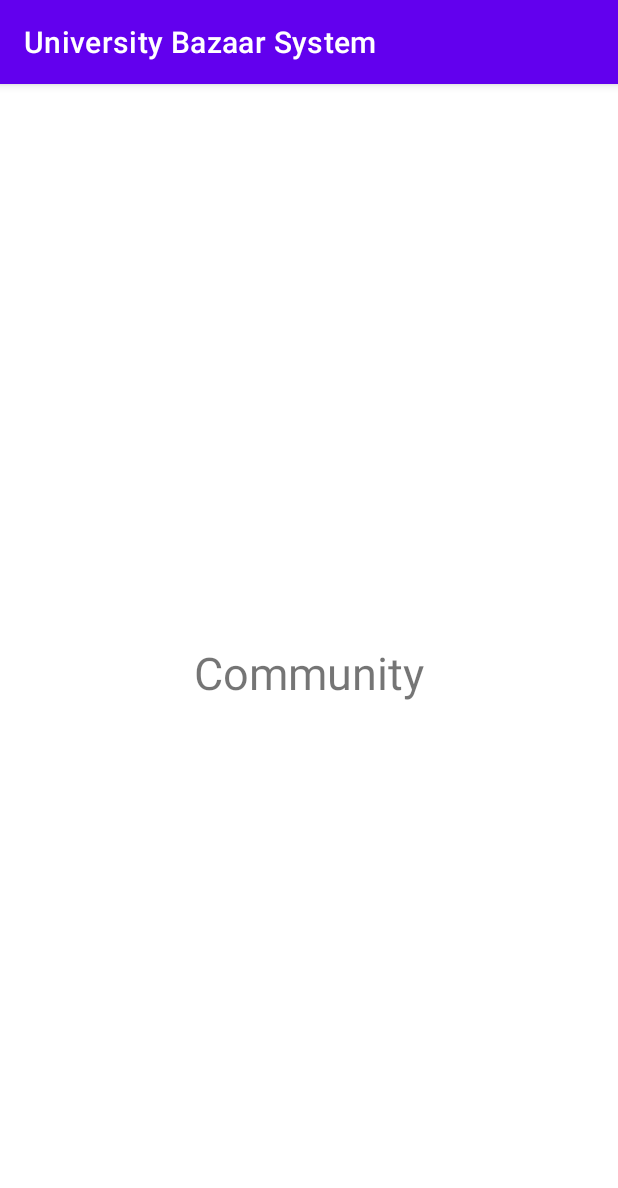
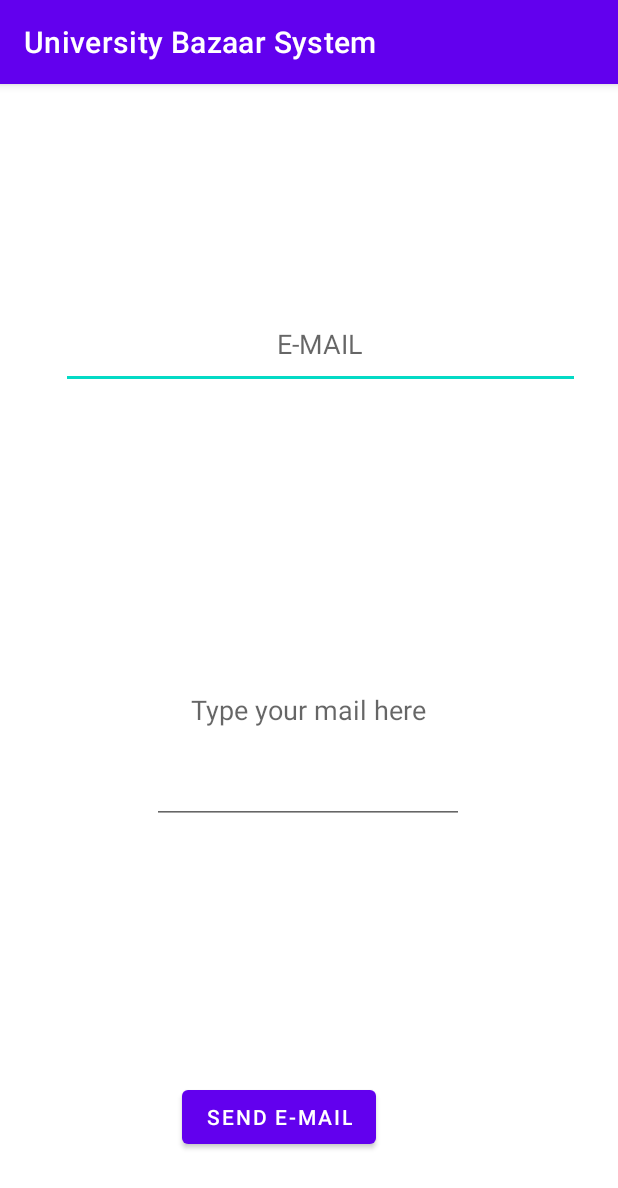
Before and after one commit to vimi30/UniversityBazaarSystem, an Android app: the HomeActivity screen opened directly, with no data from a screen before it, after a tap on "Community", on a phone screen of 412 x 824 dp. Shown: the top 1188 px of the screen. Run offline under Robolectric (Android 15) with nearby library versions, the phone set to English and light mode, and no system bars; libraries missing offline, so code that uses them is left out: javax.mail, javax.mail.internet.

Commit message:
Can Send E-mail from Community..JoinClub..LeaveClub button added

```diff
--- a/app/build.gradle
+++ b/app/build.gradle
@@ -36,4 +36,8 @@ dependencies {
     testImplementation 'junit:junit:4.+'
     androidTestImplementation 'androidx.test.ext:junit:1.1.1'
     androidTestImplementation 'androidx.test.espresso:espresso-core:3.2.0'
+
+    //////
+    implementation 'com.sun.mail:android-mail:1.6.0'
+    implementation 'com.sun.mail:android-activation:1.6.0'
 }
--- a/app/src/main/AndroidManifest.xml
+++ b/app/src/main/AndroidManifest.xml
@@ -4,6 +4,7 @@
 
     <uses-permission android:name="android.permission.WRITE_EXTERNAL_STORAGE" />
     <uses-permission android:name="android.permission.READ_EXTERNAL_STORAGE" />
+    <uses-permission android:name="android.permission.INTERNET"></uses-permission>
 
     <application
         android:allowBackup="true"
--- a/app/src/main/java/com/example/universitybazaarsystem/DatabaseHelper.java
+++ b/app/src/main/java/com/example/universitybazaarsystem/DatabaseHelper.java
@@ -134,16 +134,18 @@ public class DatabaseHelper extends SQLiteOpenHelper {
 
     }
 
-    public Cursor getLatestProduct(){
-
-        SQLiteDatabase db = this.getReadableDatabase();
-        Cursor lastRow =  db.rawQuery("SELECT * FROM sellProductInfo WHERE ROWID=(SELECT max(ROWID) FROM sellProductInfo)",null);
-        lastRow.moveToLast();
-        System.out.println(lastRow.getString(1));
-        System.out.println(lastRow.getString(2));
-        return lastRow;
-
-    }
+//    public Cursor getLatestProduct(){
+//
+//        SQLiteDatabase db = this.getReadableDatabase();
+//        Cursor lastRow =  db.rawQuery("SELECT * FROM sellProductInfo WHERE ROWID=(SELECT max(ROWID) FROM sellProductInfo)",null);
+//        lastRow.moveToLast();
+//        System.out.println(lastRow.getCount());
+//        System.out.println(lastRow.getString(1));
+//        System.out.println(lastRow.getString(2));
+//
+//        return lastRow;
+//
+//    }
 
     public Cursor getCursorClubs(){
         SQLiteDatabase db = this.getReadableDatabase();
--- a/app/src/main/java/com/example/universitybazaarsystem/HomeActivity.java
+++ b/app/src/main/java/com/example/universitybazaarsystem/HomeActivity.java
@@ -17,7 +17,10 @@ import android.widget.TextView;
     private TextView buy_sell, announcePN,announcePP;
 
     DatabaseHelper dbHelper;
-    //Button logoutButton;
+
+
+
+     //Button logoutButton;
     @Override
     protected void onCreate(Bundle savedInstanceState) {
         super.onCreate(savedInstanceState);
@@ -36,9 +39,6 @@ import android.widget.TextView;
 
         dbHelper = new DatabaseHelper(this);
 
-        Cursor latestRow = dbHelper.getLatestProduct();
-        announcePN.setText(latestRow.getString(1));
-        announcePP.setText("For: "+latestRow.getString(2));
 
         String username = getIntent().getStringExtra("username");
 
@@ -89,6 +89,21 @@ import android.widget.TextView;
         });
 
     }
+
+     @Override
+     protected void onStart() {
+         super.onStart();
+         Cursor latestRow = dbHelper.getCursorForProductList();
+         if(latestRow.getCount() > 0) {
+             latestRow.moveToLast();
+             announcePN.setText(latestRow.getString(1));
+
+             announcePP.setText("For: " + latestRow.getString(2));
+         }
+
+     }
+
+
     public void openProfilePage(){
         Intent intent = new Intent(this, ProfilePage.class);
         startActivity(intent);
--- a/app/src/main/res/layout/activity_community_page.xml
+++ b/app/src/main/res/layout/activity_community_page.xml
@@ -6,20 +6,57 @@
     android:layout_height="match_parent"
     tools:context=".CommunityPage">
 
-    <TextView
-        android:id="@+id/textView2"
+    <EditText
+        android:id="@+id/sendmail"
+        android:layout_width="346dp"
+        android:layout_height="59dp"
+        android:layout_marginStart="40dp"
+        android:layout_marginLeft="40dp"
+        android:layout_marginTop="178dp"
+        android:layout_marginEnd="25dp"
+        android:layout_marginRight="25dp"
+        android:layout_marginBottom="69dp"
+        android:ems="10"
+        android:gravity="center"
+        android:hint="E-MAIL"
+        android:inputType="textPersonName"
+        app:layout_constraintBottom_toTopOf="@+id/message"
+        app:layout_constraintEnd_toEndOf="parent"
+        app:layout_constraintStart_toStartOf="parent"
+        app:layout_constraintTop_toTopOf="parent" />
+
+    <EditText
+        android:id="@+id/message"
+        android:layout_width="208dp"
+        android:layout_height="151dp"
+        android:layout_marginStart="101dp"
+        android:layout_marginLeft="101dp"
+        android:layout_marginTop="69dp"
+        android:layout_marginEnd="103dp"
+        android:layout_marginRight="103dp"
+        android:layout_marginBottom="103dp"
+        android:ems="10"
+        android:gravity="center"
+        android:hint="Type your mail here"
+        android:inputType="textMultiLine"
+        app:layout_constraintBottom_toTopOf="@+id/emailbutton"
+        app:layout_constraintEnd_toEndOf="parent"
+        app:layout_constraintStart_toStartOf="parent"
+        app:layout_constraintTop_toBottomOf="@+id/sendmail" />
+
+    <Button
+        android:id="@+id/emailbutton"
         android:layout_width="wrap_content"
         android:layout_height="wrap_content"
-        android:layout_marginStart="32dp"
-        android:layout_marginLeft="32dp"
-        android:layout_marginTop="16dp"
-        android:layout_marginEnd="32dp"
-        android:layout_marginRight="32dp"
-        android:text="Community"
-        android:textSize="30sp"
-        android:gravity="center"
+        android:layout_marginStart="139dp"
+        android:layout_marginLeft="139dp"
+        android:layout_marginTop="68dp"
+        android:layout_marginEnd="179dp"
+        android:layout_marginRight="179dp"
+        android:layout_marginBottom="89dp"
+        android:text="SEND E-MAIL"
         app:layout_constraintBottom_toBottomOf="parent"
         app:layout_constraintEnd_toEndOf="parent"
         app:layout_constraintStart_toStartOf="parent"
-        app:layout_constraintTop_toTopOf="parent" />
+        app:layout_constraintTop_toBottomOf="@+id/message" />
 </androidx.constraintlayout.widget.ConstraintLayout>
```
Also changed, not shown: app/src/main/java/com/example/universitybazaarsystem/ClubDetailsJoin.java (+23 -0 lines), app/src/main/java/com/example/universitybazaarsystem/CommunityPage.java (+81 -1 lines).
